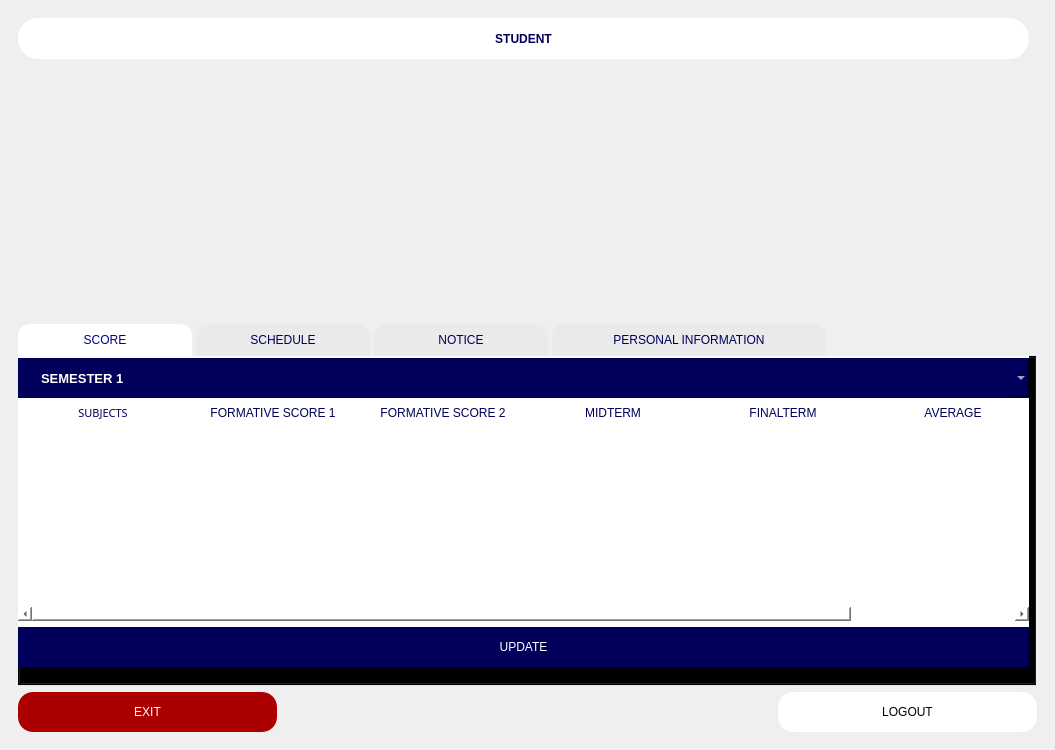
This is ui/Student/StudentMainWindow.ui in nmthuy426/KTLT-FINALTERM as Qt 5 draws it before an edit. The edited form follows.
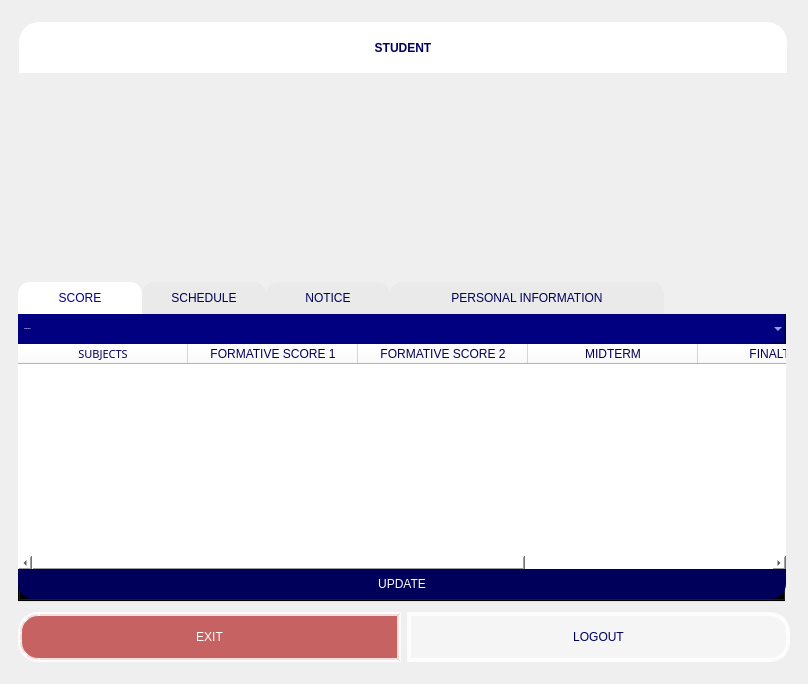
This is the edited form. The open tabs and pages were chosen to show the change. Icons and pictures are not drawn.

```diff
--- a/ui/Student/StudentMainWindow.ui
+++ b/ui/Student/StudentMainWindow.ui
@@ -6,10 +6,16 @@
    <rect>
     <x>0</x>
     <y>0</y>
-    <width>1055</width>
-    <height>750</height>
+    <width>808</width>
+    <height>684</height>
    </rect>
   </property>
+  <property name="maximumSize">
+   <size>
+    <width>1056</width>
+    <height>752</height>
+   </size>
+  </property>
   <property name="windowTitle">
    <string>MainWindow</string>
   </property>
@@ -41,8 +47,8 @@
         <rect>
          <x>0</x>
          <y>0</y>
-         <width>1033</width>
-         <height>728</height>
+         <width>790</width>
+         <height>641</height>
         </rect>
        </property>
        <layout class="QVBoxLayout" name="verticalLayout">
@@ -56,8 +62,8 @@
           </property>
           <property name="maximumSize">
            <size>
-            <width>16777215</width>
-            <height>300</height>
+            <width>933</width>
+            <height>250</height>
            </size>
           </property>
           <property name="styleSheet">
@@ -70,18 +76,23 @@
            <widget class="QLabel" name="label_2">
             <property name="geometry">
              <rect>
-              <x>0</x>
+              <x>1</x>
               <y>0</y>
-              <width>1011</width>
-              <height>41</height>
+              <width>768</width>
+              <height>51</height>
              </rect>
             </property>
             <property name="styleSheet">
              <string notr="true">background-color: white;
 color: rgb(0, 0, 90);
-border-radius: 20px;
 font-weight: bold;
-font: 5000 18pt &quot;Arial&quot;;</string>
+font: 5000 18pt &quot;Arial&quot;;
+    border-top-left-radius: 20px;
+    border-top-right-radius: 20px;
+    border-bottom-left-radius: 0px;
+    border-bottom-right-radius: 0px;
+    padding: 10px;
+</string>
             </property>
             <property name="text">
              <string>STUDENT</string>
@@ -93,10 +104,10 @@
            <widget class="QLabel" name="label">
             <property name="geometry">
              <rect>
-              <x>0</x>
-              <y>50</y>
-              <width>1011</width>
-              <height>300</height>
+              <x>1</x>
+              <y>20</y>
+              <width>768</width>
+              <height>281</height>
              </rect>
             </property>
             <property name="sizePolicy">
@@ -137,14 +148,14 @@
          <widget class="QTabWidget" name="tabWidget">
           <property name="minimumSize">
            <size>
-            <width>3</width>
-            <height>300</height>
+            <width>768</width>
+            <height>320</height>
            </size>
           </property>
           <property name="maximumSize">
            <size>
-            <width>16777215</width>
-            <height>500</height>
+            <width>768</width>
+            <height>320</height>
            </size>
           </property>
           <property name="autoFillBackground">
@@ -153,7 +164,7 @@
           <property name="styleSheet">
            <string notr="true">/* Tab chưa được chọn */
 QTabBar::tab {
-	width:150px;
+	width:100px;
     min-height: 20px;  /* Đảm bảo đủ cao để hiển thị chữ */
     text-align: center;
     color: #00005A;  
@@ -162,7 +173,6 @@
     border-top-left-radius: 12px;  
     border-top-right-radius: 12px;
     background: #EAEAEA;
-    margin-right: 4px; /* Tạo khoảng cách giữa các tab */
 }
 
 /* Tab được chọn */
@@ -177,6 +187,9 @@
 QTabBar::tab:last {
 	width: 250px; /* Giới hạn chiều dài */
     text-align: center;
+}
+QTabWidget:{
+	background-color: rgba(0,0,0,0);
 }</string>
           </property>
           <property name="tabShape">
@@ -201,148 +214,48 @@
            <attribute name="title">
             <string>SCORE</string>
            </attribute>
-           <widget class="QScrollArea" name="scrollArea_3">
+           <widget class="QFrame" name="frame">
             <property name="geometry">
              <rect>
               <x>0</x>
               <y>0</y>
-              <width>1011</width>
-              <height>311</height>
-             </rect>
-            </property>
-            <property name="widgetResizable">
-             <bool>true</bool>
-            </property>
-            <widget class="QWidget" name="scrollAreaWidgetContents_3">
-             <property name="geometry">
-              <rect>
-               <x>0</x>
-               <y>0</y>
-               <width>1011</width>
-               <height>311</height>
+              <width>768</width>
+              <height>256</height>
               </rect>
              </property>
              <property name="styleSheet">
               <string notr="true">background-color: rgb(255, 255, 255);</string>
              </property>
-             <widget class="QWidget" name="verticalLayoutWidget">
-              <property name="geometry">
-               <rect>
-                <x>0</x>
-                <y>0</y>
-                <width>1011</width>
-                <height>311</height>
-               </rect>
-              </property>
-              <layout class="QVBoxLayout" name="verticalLayout_3">
-               <item>
-                <widget class="QComboBox" name="ComboBox_semester">
-                 <property name="enabled">
-                  <bool>false</bool>
-                 </property>
-                 <property name="sizePolicy">
-                  <sizepolicy hsizetype="Preferred" vsizetype="Preferred">
-                   <horstretch>0</horstretch>
-                   <verstretch>0</verstretch>
-                  </sizepolicy>
-                 </property>
-                 <property name="minimumSize">
-                  <size>
-                   <width>0</width>
-                   <height>40</height>
-                  </size>
-                 </property>
-                 <property name="maximumSize">
-                  <size>
-                   <width>16777215</width>
-                   <height>35</height>
-                  </size>
-                 </property>
-                 <property name="font">
-                  <font>
-                   <family>Arial</family>
-                   <pointsize>10</pointsize>
-                   <weight>99</weight>
-                   <italic>false</italic>
-                   <bold>true</bold>
-                  </font>
-                 </property>
-                 <property name="layoutDirection">
-                  <enum>Qt::LeftToRight</enum>
-                 </property>
-                 <property name="styleSheet">
-                  <string notr="true">    font: 2000 10pt &quot;Arial&quot;; 
-    background-color: rgb(0,0,90);
-	color: rgb(255, 255, 255);
-</string>
-                 </property>
-                 <property name="editable">
-                  <bool>false</bool>
-                 </property>
-                 <property name="currentIndex">
-                  <number>0</number>
-                 </property>
-                 <property name="frame">
-                  <bool>false</bool>
-                 </property>
-                 <item>
-                  <property name="text">
-                   <string>     SEMESTER 1</string>
-                  </property>
-                 </item>
-                 <item>
-                  <property name="text">
-                   <string>     SEMESTER 2</string>
-                  </property>
-                 </item>
-                 <item>
-                  <property name="text">
-                   <string>     SEMESTER 3</string>
-                  </property>
-                 </item>
-                 <item>
-                  <property name="text">
-                   <string>     SEMESTER 4</string>
-                  </property>
-                 </item>
-                 <item>
-                  <property name="text">
-                   <string>     SEMESTER 5</string>
-                  </property>
-                 </item>
-                 <item>
-                  <property name="text">
-                   <string>     SEMESTER 6</string>
-                  </property>
-                 </item>
-                 <item>
-                  <property name="text">
-                   <string>     SEMESTER 7</string>
-                  </property>
-                 </item>
-                 <item>
-                  <property name="text">
-                   <string>     SEMESTER 8</string>
-                  </property>
-                 </item>
-                 <item>
-                  <property name="text">
-                   <string>     SEMESTER 9</string>
-                  </property>
-                 </item>
-                </widget>
-               </item>
-               <item>
+            <property name="frameShape">
+             <enum>QFrame::StyledPanel</enum>
+            </property>
+            <property name="frameShadow">
+             <enum>QFrame::Raised</enum>
+            </property>
                 <widget class="QTableWidget" name="table_grade">
+             <property name="geometry">
+              <rect>
+               <x>0</x>
+               <y>30</y>
+               <width>768</width>
+               <height>226</height>
+              </rect>
+             </property>
                  <property name="sizePolicy">
                   <sizepolicy hsizetype="Expanding" vsizetype="Expanding">
                    <horstretch>0</horstretch>
                    <verstretch>0</verstretch>
                   </sizepolicy>
                  </property>
+             <property name="minimumSize">
+              <size>
+               <width>768</width>
+               <height>0</height>
+              </size>
+             </property>
                  <property name="maximumSize">
                   <size>
-                   <width>16777215</width>
+               <width>768</width>
                    <height>16777215</height>
                   </size>
                  </property>
@@ -357,13 +270,12 @@
 QHeaderView::section {
     background: rgb(255,255,255);  /* Màu xanh đậm */
     color: rgb(0,0,90);  /* Chữ trắng */
-    border: 1px solid white;  /* Viền trắng nhẹ */
 	font: 2000 12px &quot;Arial&quot;;
 }
 QTableWidget:{
 	background-color: rgb(255,255,255);
     color: rgb(0,0,0);  /* Chữ trắng */
-    border: 1px solid white;  /* Viền trắng nhẹ */
+    border: 1px solid grey;  /* Viền trắng nhẹ */
 	font: 2000 12px &quot;Arial&quot;;
 }
 </string>
@@ -435,28 +347,148 @@
                   </property>
                  </column>
                 </widget>
+            <widget class="QComboBox" name="ComboBox_semester">
+             <property name="enabled">
+              <bool>false</bool>
+             </property>
+             <property name="geometry">
+              <rect>
+               <x>0</x>
+               <y>0</y>
+               <width>768</width>
+               <height>30</height>
+              </rect>
+             </property>
+             <property name="sizePolicy">
+              <sizepolicy hsizetype="Preferred" vsizetype="Preferred">
+               <horstretch>0</horstretch>
+               <verstretch>0</verstretch>
+              </sizepolicy>
+             </property>
+             <property name="minimumSize">
+              <size>
+               <width>768</width>
+               <height>30</height>
+              </size>
+             </property>
+             <property name="maximumSize">
+              <size>
+               <width>768</width>
+               <height>30</height>
+              </size>
+             </property>
+             <property name="font">
+              <font>
+               <family>Arial</family>
+               <pointsize>-1</pointsize>
+               <weight>99</weight>
+               <italic>false</italic>
+               <bold>true</bold>
+              </font>
+             </property>
+             <property name="layoutDirection">
+              <enum>Qt::LeftToRight</enum>
+             </property>
+             <property name="styleSheet">
+              <string notr="true">QComboBox {
+    background-color: navy;
+    color: white;
+    font: 2000 14px &quot;Arial&quot;;
+    border-top-left-radius: 0px;
+    border-top-right-radius: 0px;
+    border-bottom-left-radius: 0px;
+    border-bottom-right-radius: 0px;
+}</string>
+             </property>
+             <property name="editable">
+              <bool>false</bool>
+             </property>
+             <property name="currentIndex">
+              <number>0</number>
+             </property>
+             <property name="frame">
+              <bool>false</bool>
+             </property>
+             <item>
+              <property name="text">
+               <string>     SEMESTER 1</string>
+              </property>
                </item>
                <item>
+              <property name="text">
+               <string>     SEMESTER 2</string>
+              </property>
+             </item>
+             <item>
+              <property name="text">
+               <string>     SEMESTER 3</string>
+              </property>
+             </item>
+             <item>
+              <property name="text">
+               <string>     SEMESTER 4</string>
+              </property>
+             </item>
+             <item>
+              <property name="text">
+               <string>     SEMESTER 5</string>
+              </property>
+             </item>
+             <item>
+              <property name="text">
+               <string>     SEMESTER 6</string>
+              </property>
+             </item>
+             <item>
+              <property name="text">
+               <string>     SEMESTER 7</string>
+              </property>
+             </item>
+             <item>
+              <property name="text">
+               <string>     SEMESTER 8</string>
+              </property>
+             </item>
+             <item>
+              <property name="text">
+               <string>     SEMESTER 9</string>
+              </property>
+             </item>
+            </widget>
+           </widget>
                 <widget class="QPushButton" name="pushButton_updatecore">
+            <property name="geometry">
+             <rect>
+              <x>0</x>
+              <y>255</y>
+              <width>768</width>
+              <height>30</height>
+             </rect>
+            </property>
                  <property name="minimumSize">
                   <size>
-                   <width>0</width>
-                   <height>40</height>
+              <width>768</width>
+              <height>30</height>
+             </size>
+            </property>
+            <property name="maximumSize">
+             <size>
+              <width>768</width>
+              <height>30</height>
                   </size>
                  </property>
                  <property name="styleSheet">
                   <string notr="true">color: rgb(255, 255, 255);
 background-color: rgb(0,0,90);
-font: 2000 10pt &quot;Arial&quot;;</string>
+font: 2000 10pt &quot;Arial&quot;;
+    border-top-left-radius: 0px;
+    border-top-right-radius: 0px;
+    border-bottom-left-radius: 15px;
+    border-bottom-right-radius: 15px;</string>
                  </property>
                  <property name="text">
                   <string>UPDATE</string>
                  </property>
-                </widget>
-               </item>
-              </layout>
-             </widget>
-            </widget>
            </widget>
           </widget>
           <widget class="QWidget" name="tab_schedule">
@@ -1014,9 +1046,9 @@
          </widget>
         </item>
         <item>
-         <layout class="QHBoxLayout" name="horizontalLayout_2">
-          <property name="spacing">
-           <number>1</number>
+         <layout class="QHBoxLayout" name="horizontalLayout">
+          <property name="topMargin">
+           <number>0</number>
           </property>
           <item>
            <widget class="QPushButton" name="pushButton_exit">
@@ -1029,13 +1061,13 @@
             <property name="minimumSize">
              <size>
               <width>0</width>
-              <height>40</height>
+              <height>50</height>
              </size>
             </property>
             <property name="maximumSize">
              <size>
-              <width>500</width>
-              <height>1550</height>
+              <width>400</width>
+              <height>50</height>
              </size>
             </property>
             <property name="sizeIncrement">
@@ -1045,29 +1077,35 @@
              </size>
             </property>
             <property name="styleSheet">
-             <string notr="true">color: rgb(255, 255, 255);
-border-radius: 15px;
-background-color: rgb(170,0,0);
-font: 2000 10pt &quot;Arial&quot;;</string>
+             <string notr="true">QPushButton {
+    font: 5000 14pt &quot;Arial&quot;; /* Font Arial Black, size 12 */
+    background-color: rgba(170,0,0,150); /* Màu nền đỏ đậm */
+    color: rgb(255,255,255); /* Màu chữ trắng */
+    border-top-left-radius: 20px;
+    border-bottom-left-radius: 20px;
+    border-top-right-radius: 0px;
+    border-bottom-right-radius: 0px;
+    padding: 8px; /* Khoảng cách giữa chữ và viền */
+    border: 4px solid rgba(255, 255,255, 200); /* Viền đỏ đậm */
+    box-shadow: 3px 3px 8px rgba(0, 0, 0, 100); /* Đổ bóng */
+}
+
+QPushButton:hover {
+    background-color: rgb(170,0,0); /* Màu sáng hơn khi hover */
+	color: rgb(255,255,255);
+}
+
+QPushButton:pressed {
+    background-color: rgb(112,0,0); /* Màu tối hơn khi nhấn */
+	color: rgb(255,255,255);
+    box-shadow: 1px 1px 5px rgba(0, 0, 0, 150); /* Giảm bóng khi nhấn */
+}</string>
             </property>
             <property name="text">
              <string>EXIT</string>
             </property>
            </widget>
           </item>
-          <item>
-           <spacer name="horizontalSpacer">
-            <property name="orientation">
-             <enum>Qt::Horizontal</enum>
-            </property>
-            <property name="sizeHint" stdset="0">
-             <size>
-              <width>500</width>
-              <height>20</height>
-             </size>
-            </property>
-           </spacer>
-          </item>
           <item>
            <widget class="QPushButton" name="pushButton_logout">
             <property name="sizePolicy">
@@ -1079,19 +1117,39 @@
             <property name="minimumSize">
              <size>
               <width>0</width>
-              <height>35</height>
+              <height>50</height>
              </size>
             </property>
             <property name="maximumSize">
              <size>
-              <width>500</width>
-              <height>1000</height>
+              <width>400</width>
+              <height>50</height>
              </size>
             </property>
             <property name="styleSheet">
-             <string notr="true">border-radius: 15px;
-background-color: rgb(255,255,255);
-font: 2000 10pt &quot;Arial&quot;;</string>
+             <string notr="true">QPushButton {
+    font: 5000 14pt &quot;Arial&quot;; /* Font Arial Black, size 12 */
+    background-color: rgba(255,255,255,100); /* Màu nền đỏ đậm */
+    color: rgb(0,0,90); /* Màu chữ trắng */
+    border-top-left-radius: 0px;
+    border-bottom-left-radius: 0px;
+    border-top-right-radius: 20px;
+    border-bottom-right-radius: 20px;
+	padding: 8px; /* Khoảng cách giữa chữ và viền */
+    border: 4px solid rgba(255, 255,255, 200); /* Viền đỏ đậm */
+    box-shadow: 3px 3px 8px rgba(0, 0, 0, 100); /* Đổ bóng */
+}
+
+QPushButton:hover {
+    background-color: rgb(0,0,90); /* Màu sáng hơn khi hover */
+	color: rgb(255,255,255);
+}
+
+QPushButton:pressed {
+    background-color: rgb(0, 0,9); /* Màu tối hơn khi nhấn */
+	color: rgb(255,255,255);
+    box-shadow: 1px 1px 5px rgba(0, 0, 0, 150); /* Giảm bóng khi nhấn */
+}</string>
             </property>
             <property name="text">
              <string>LOGOUT</string>
```
Left out of the diff: 150 changed lines with no effect on the pictures. Lines whose indentation alone changed are shown as unchanged.
